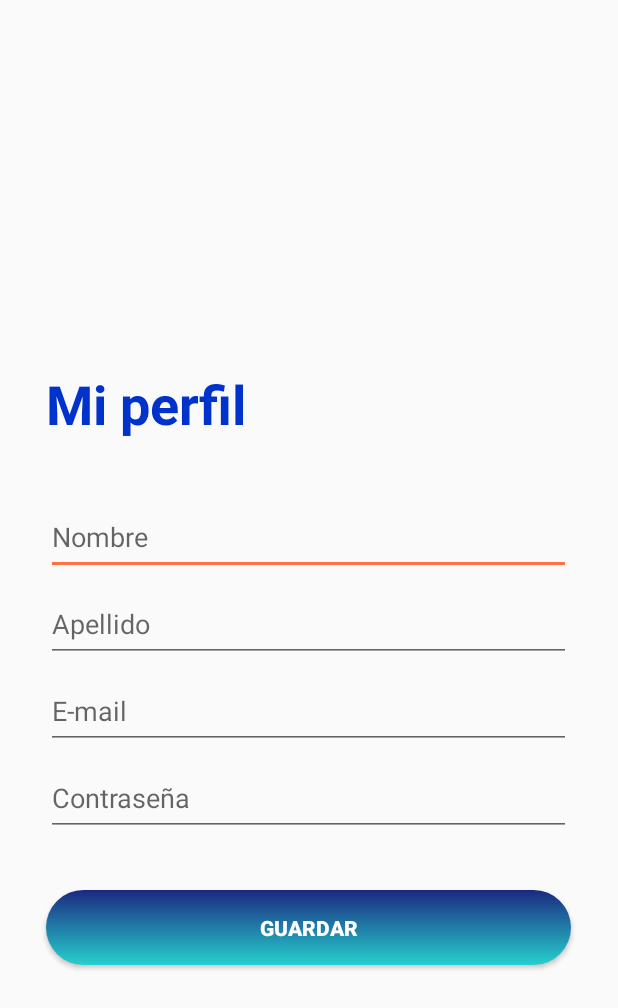
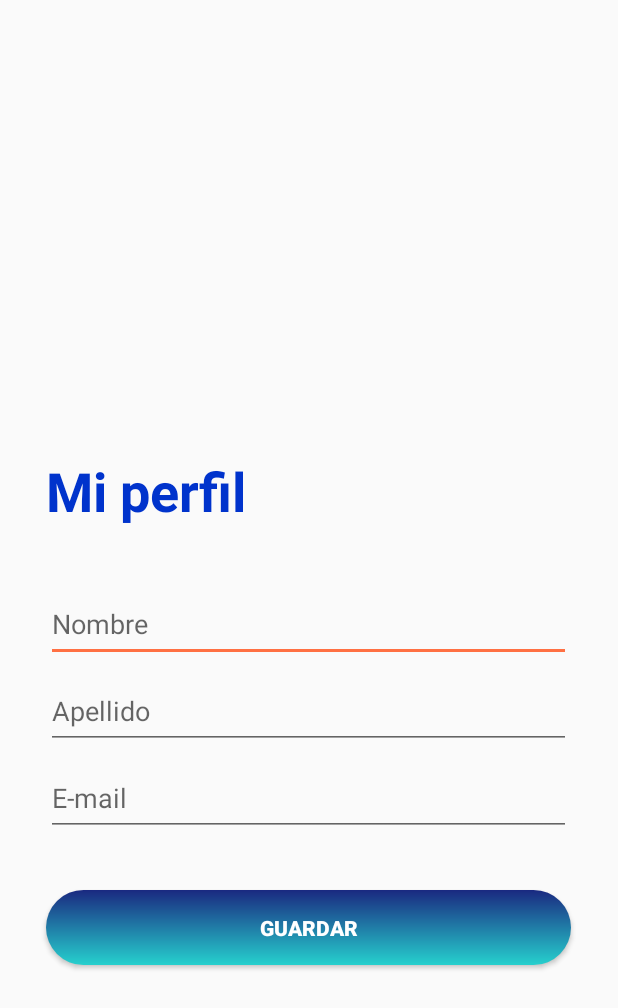
Before and after one commit to OctavioProgramador/MyTutorEd, an Android app: the Activity_Profile screen opened directly, with no data from a screen before it, after a tap on "GUARDAR", on a phone screen of 412 x 824 dp. Shown: the top 1008 px of the screen. Run offline under Robolectric (Android 15) with nearby library versions, the phone set to English and light mode, and no system bars; our stand-ins replace Firebase (no records; nobody signed in at launch, a user with empty details on screens opened directly); 2 statements that could not run were skipped.

Commit message:
Activity perfil

```diff
--- a/app/src/main/java/com/example/gg/Activity_Profile.kt
+++ b/app/src/main/java/com/example/gg/Activity_Profile.kt
@@ -2,15 +2,138 @@ package com.example.gg
 
 import androidx.appcompat.app.AppCompatActivity
 import android.os.Bundle
+import android.text.TextUtils
+import android.view.View
+import android.widget.EditText
+import android.widget.Toast
 import com.google.firebase.auth.FirebaseAuth
+import com.google.firebase.database.*
 
 class Activity_Profile : AppCompatActivity() {
 
    // private val currenUser = FirebaseAuth.getInstance().currentUser
+   //Declaración variables
+   private lateinit var txtUsename: EditText
+    private lateinit var txtLastName: EditText
+    private lateinit var txtEmail: EditText
+    //  private lateinit var txtPassword: EditText
+    //private lateinit var progressBar: ProgressBar
+    var dbReference: DatabaseReference?=null
+    var database: FirebaseDatabase?=null
+    // private lateinit var auth: FirebaseAuth
+
+
+    private lateinit var userID:String
+    private val TAG = "Profile"
+    lateinit var auth:FirebaseAuth
+
 
     override fun onCreate(savedInstanceState: Bundle?) {
         super.onCreate(savedInstanceState)
         setContentView(R.layout.activity__profile)
+
+        database= FirebaseDatabase.getInstance() //Instancia para BD
+        auth= FirebaseAuth.getInstance() //Instancia para la autenticación
+        dbReference=database?.reference!!.child("User") //Referencia para leer o escribir en una ubicación en la BD
+
+
+        val user=auth.currentUser
+        val userreference=dbReference?.child(user?.uid!!)
+
+
+
+
+        mostrar()
+
+
+
+
+
+
+    }
+    fun btnActualizar(view: View) //onClick
+    {
+        actualizar()
+
+    }
+
+    private fun mostrar()
+    {
+        val user=auth.currentUser
+        val userreference=dbReference?.child(user?.uid!!)
+        txtUsename=findViewById(R.id.txtUsername)
+        txtLastName=findViewById(R.id.txtLastName)
+        txtEmail=findViewById(R.id.txtEmail)
+
+
+        txtEmail.setText(user.email)
+        userreference?.addValueEventListener(object: ValueEventListener {
+            override fun onDataChange(snapshot: DataSnapshot) {
+                txtUsename.setText(snapshot.child("Nombre").value.toString())
+                txtLastName.setText(snapshot.child("Apellido").value.toString())
+
+            }
+
+            override fun onCancelled(error: DatabaseError) {
+                TODO("Not yet implemented")
+            }
+        })
+
+
+
+    }
+    private fun actualizar()
+    {
+        val user=auth.currentUser
+        val userreference=dbReference?.child(user?.uid!!)
+        txtUsename=findViewById(R.id.txtUsername)
+        txtLastName=findViewById(R.id.txtLastName)
+        txtEmail=findViewById(R.id.txtEmail)
+        database= FirebaseDatabase.getInstance() //Instancia para BD
+        auth= FirebaseAuth.getInstance() //Instancia para la autenticación
+        dbReference=database?.reference!!.child("User")
+        //val userDB=dbReference.child(user?.uid.toString())
+        val username:String=txtUsename.text.toString()
+        val lastname:String=txtLastName.text.toString()
+
+        // Confirmamos que los campos no esten vacios
+        if(!TextUtils.isEmpty(username) && !TextUtils.isEmpty(lastname)) {
+
+            userreference?.addValueEventListener(object: ValueEventListener {
+                override fun onDataChange(snapshot: DataSnapshot) {
+                    userreference.child("Nombre").setValue(username);
+                    userreference.child("Apellido").setValue(lastname);
+
+
+                }
+
+                override fun onCancelled(error: DatabaseError) {
+                    TODO("Not yet implemented")
+                }
+            })
+
+            Toast.makeText(this, "Cambios guardados exitosamente.", Toast.LENGTH_LONG).show()
+
+        }
+        else
+        {
+            Toast.makeText(this, "¡Ups! Parece que no hemos podido guardar los cambios.", Toast.LENGTH_LONG).show()
+        }
+
+/*
+        userreference?.addValueEventListener(object: ValueEventListener {
+            override fun onDataChange(snapshot: DataSnapshot) {
+                userreference.child("Nombre").setValue(username);
+                userreference.child("Apellido").setValue(lastname);
+
+
+            }
+
+            override fun onCancelled(error: DatabaseError) {
+                TODO("Not yet implemented")
+            }
+        })*/
+
 
 
 
--- a/app/src/main/res/layout/activity__profile.xml
+++ b/app/src/main/res/layout/activity__profile.xml
@@ -54,17 +54,10 @@
         android:layout_marginLeft="15dp" />
 
 
-    <EditText
-        android:id="@+id/txtPassword"
-        android:layout_width="350dp"
-        android:layout_height="50dp"
-        android:layout_marginTop="8dp"
-        android:hint="Contraseña"
-        android:inputType="textPassword"
-        android:layout_marginLeft="15dp"/>
+
 
     <Button
-        android:onClick="btnRegistrarse"
+        android:onClick="btnActualizar"
         android:layout_width="350dp"
         android:layout_height="50dp"
         android:layout_marginTop="36dp"
```
